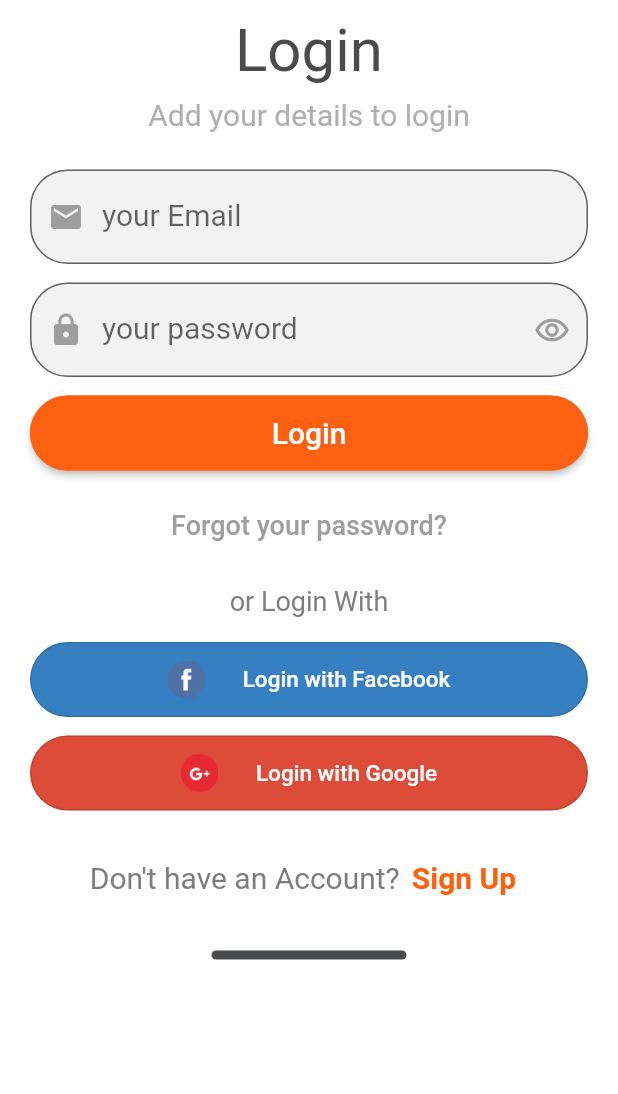
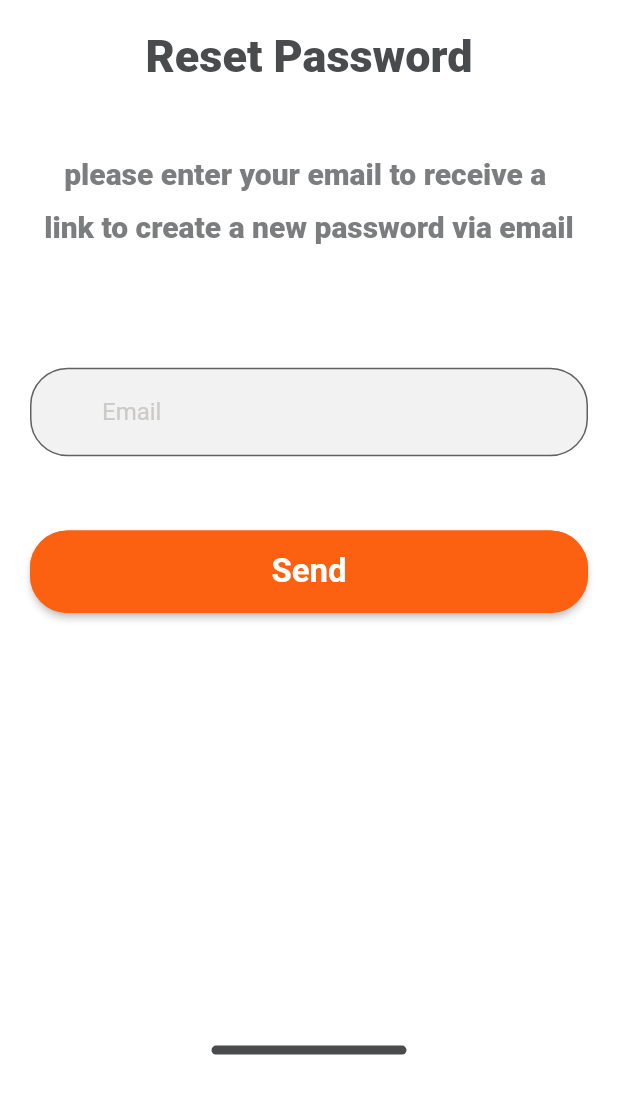
Before and after one commit to ibrahimalfalah/ecommerce-app, a Flutter app: the LoginScreen screen opened directly, after a tap on "Forgot your password?", on a phone screen of 412 x 824 dp. Shown: the top 1094 px of the screen. Run offline on Flutter 3.47's test engine with Material 2 defaults, Android fonts, the phone set to English and light mode, and no system bars; our stand-ins replace flutter_svg, get, hexcolor, pin_code_fields.

Commit message:
reset_password

```diff
--- a/lib/module/login_screen.dart
+++ b/lib/module/login_screen.dart
@@ -1,3 +1,4 @@
+import 'package:e_commerce_app/module/reset_password_screen.dart';
 import 'package:e_commerce_app/module/sign%20up_screen.dart';
 import 'package:e_commerce_app/shared/components.dart';
 import 'package:flutter/cupertino.dart';
@@ -14,6 +15,7 @@ class LoginScreen extends StatelessWidget {
         child: Padding(
           padding: const EdgeInsets.only(left: 20.0, right: 20.0, top: 10),
           child: SingleChildScrollView(
+            physics: BouncingScrollPhysics(),
             child: Column(
               crossAxisAlignment: CrossAxisAlignment.center,
               children: [
@@ -100,7 +102,9 @@ class LoginScreen extends StatelessWidget {
                   height: MediaQuery.of(context).size.height * 0.015,
                 ),
                 TextButton(
-                  onPressed: () {},
+                  onPressed: () {
+                    navigateWithoutBack(context, ResetPasswordScreen());
+                  },
                   child: Text(
                     'Forgot your password?',
                     style: TextStyle(
@@ -245,14 +249,7 @@ class LoginScreen extends StatelessWidget {
                 SizedBox(
                   height: MediaQuery.of(context).size.height * 0.03,
                 ),
-                Container(
-                  decoration: BoxDecoration(
-                    color: HexColor('4A4B4D'),
-                    borderRadius: BorderRadius.circular(25.0),
-                  ),
-                  height: 6.0,
-                  width: 130.0,
-                ),
+                lastDivider(),
               ],
             ),
           ),
--- /dev/null
+++ b/lib/module/reset_password_screen.dart
@@ -0,0 +1,95 @@
+import 'package:e_commerce_app/module/check_mobile_screen.dart';
+import 'package:e_commerce_app/shared/components.dart';
+import 'package:flutter/material.dart';
+import 'package:hexcolor/hexcolor.dart';
+
+class ResetPasswordScreen extends StatelessWidget {
+  var emailController = TextEditingController();
+  @override
+  Widget build(BuildContext context) {
+    return Scaffold(
+      body: SafeArea(
+        child: Padding(
+          padding: const EdgeInsets.all(20.0),
+          child: SingleChildScrollView(
+            physics: BouncingScrollPhysics(),
+            child: Column(
+              crossAxisAlignment: CrossAxisAlignment.center,
+              children: [
+                Text(
+                  'Reset Password',
+                  style: TextStyle(
+                    color: HexColor('4A4B4D'),
+                    fontWeight: FontWeight.w900,
+                    fontSize: 30.0,
+                  ),
+                ),
+                SizedBox(
+                  height: MediaQuery.of(context).size.height * 0.06,
+                ),
+                Text(
+                  'please enter your email to receive a ',
+                  style: TextStyle(
+                    color: HexColor('7C7D7E'),
+                    fontWeight: FontWeight.w900,
+                    fontSize: 20.0,
+                  ),
+                ),
+                SizedBox(
+                  height: MediaQuery.of(context).size.height * 0.015,
+                ),
+                Text(
+                  'link to create a new password via email',
+                  style: TextStyle(
+                    color: HexColor('7C7D7E'),
+                    fontWeight: FontWeight.w900,
+                    fontSize: 20.0,
+                  ),
+                ),
+                SizedBox(
+                  height: MediaQuery.of(context).size.height * 0.1,
+                ),
+                textField(
+                    controller: emailController,
+                    fillColor: HexColor('F2F2F2'),
+                    hint: 'Email',
+                    focusColor: Colors.grey,
+                    iconColor: Colors.grey,
+                    borderSideColor: HexColor('F2F2F2'),
+                    style: TextStyle(),
+                    hintStyle: TextStyle(
+                      fontSize: 16.0,
+                      color: HexColor('CCCAC7'),
+                    ),
+                    type: TextInputType.emailAddress),
+                SizedBox(
+                  height: MediaQuery.of(context).size.height * 0.06,
+                ),
+                Container(
+                  width: MediaQuery.of(context).size.width,
+                  height: 55.0,
+                  child: sharedButton(
+                    text: 'Send',
+                    colors: HexColor('FC6011'),
+                    function: () {
+                      navigateWithoutBack(context, CheckMobileScreen());
+                    },
+                    style: TextStyle(
+                      color: Colors.white,
+                      fontSize: 22.0,
+                      fontWeight: FontWeight.bold,
+                    ),
+                  ),
+                ),
+                SizedBox(
+                  height: MediaQuery.of(context).size.height * 0.35,
+                ),
+                lastDivider(),
+              ],
+            ),
+          ),
+        ),
+      ),
+    );
+  }
+}
--- a/lib/shared/components.dart
+++ b/lib/shared/components.dart
@@ -92,3 +92,11 @@ void navigateWithoutBack(context, widget) => Navigator.pushAndRemoveUntil(
       ),
       (Route<dynamic> route) => false,
     );
+Widget lastDivider() => Container(
+      decoration: BoxDecoration(
+        color: HexColor('4A4B4D'),
+        borderRadius: BorderRadius.circular(25.0),
+      ),
+      height: 6.0,
+      width: 130.0,
+    );
--- a/pubspec.yaml
+++ b/pubspec.yaml
@@ -32,6 +32,8 @@ dependencies:
   flutter_svg: ^0.22.0
   flutter_svg_provider: ^0.1.10
   get: ^4.3.8
+  pin_code_fields: ^7.3.0
+
 
 
 
```
Also changed, not shown: lib/module/check_mobile_screen.dart (added, +139 -0 lines), lib/module/home_screen.dart (+1 -8 lines), lib/module/sign up_screen.dart (+2 -8 lines), pubspec.lock.
